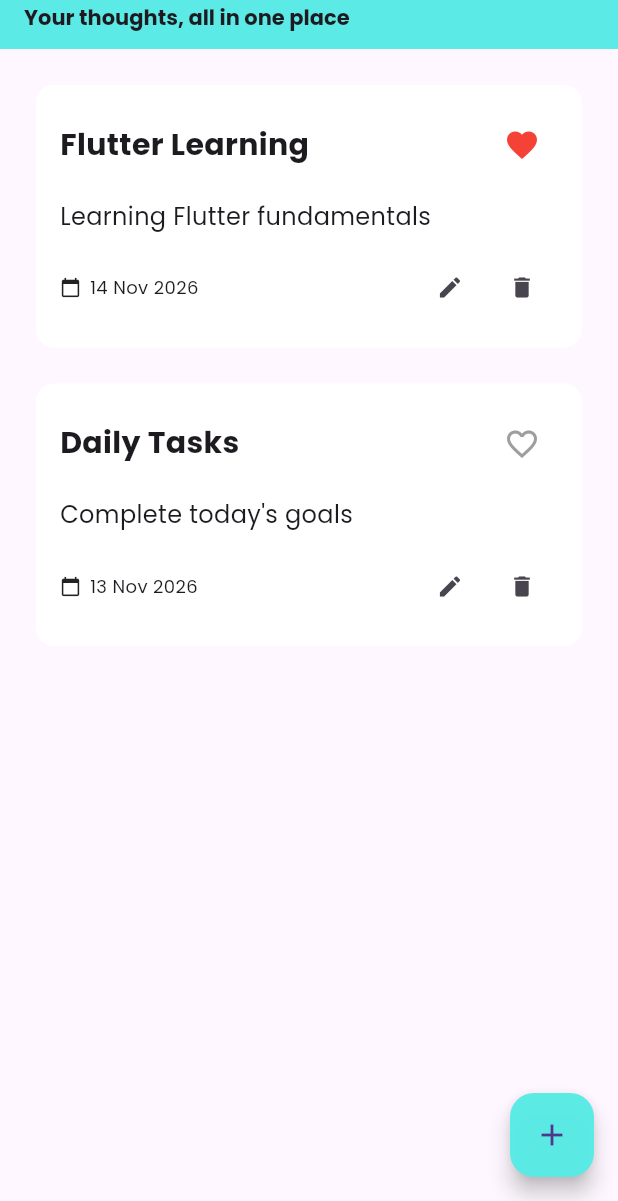
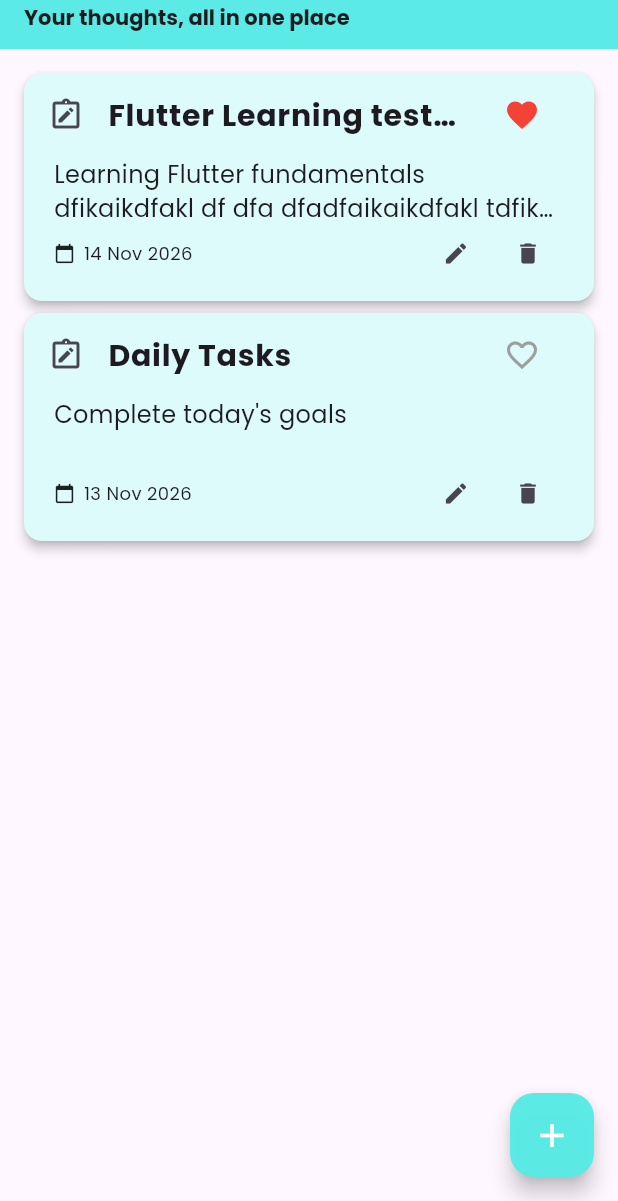
Before and after one commit to devansh-onelap/my-notes, a Flutter app: the screen it shows after launch, on a phone screen of 412 x 824 dp, the part 35-1236 px from its top. Run offline on Flutter 3.47's test engine with Material 3 defaults, Android fonts, the phone set to English and light mode, and no system bars; our stand-ins replace material_ui.

Commit message:
Added day-5 code

```diff
--- a/lib/note_card.dart
+++ b/lib/note_card.dart
@@ -20,36 +20,47 @@ class NoteCard extends StatelessWidget {
 
   @override
   Widget build(BuildContext context) {
-    return Container(
-      margin: EdgeInsets.all(12),
-      padding: EdgeInsets.all(16),
-      width: double.infinity,
-      decoration: BoxDecoration(
-        color: Colors.white,
+    return Card(
+      elevation: 3,
+      shape: RoundedRectangleBorder(
         borderRadius: BorderRadius.circular(12)
       ),
+      color: Color(0xffdcfbfa),
       child: Column(
-        crossAxisAlignment: CrossAxisAlignment.start,
-        mainAxisAlignment: MainAxisAlignment.start,
+        mainAxisSize: MainAxisSize.min,
         children: [
-          Row(
-            crossAxisAlignment: CrossAxisAlignment.center,
-            mainAxisAlignment: MainAxisAlignment.spaceBetween,
-            children: [
-              Expanded (
-                child: Text(title, style: TextStyle(fontSize: 20, fontWeight: FontWeight.bold)),
+          ListTile(
+            leading: Icon(Icons.note_alt_outlined),
+            title: Text(
+              title,
+              maxLines: 1,
+              overflow: TextOverflow.ellipsis,
+              style: TextStyle(fontSize: 20, fontWeight: FontWeight.bold),
             ),
-              IconButton(
+            trailing: IconButton(
               onPressed: onFavouriteTap,
               icon: isFavourite? Icon(Icons.favorite, color: Colors.red) :
               Icon(Icons.favorite_border, color: Colors.grey),
               iconSize: 24,
-              )
-            ],
             ),
-          SizedBox(height: 12,),
-          Text(description, style: TextStyle(fontSize: 16, fontWeight: FontWeight.normal)),
-          SizedBox(height: 12,),
+          ),
+
+          Padding(
+            padding: EdgeInsets.fromLTRB(20, 0, 20, 8),
+            child: Column(
+              mainAxisAlignment: MainAxisAlignment.start,
+              crossAxisAlignment: CrossAxisAlignment.start,
+              mainAxisSize: MainAxisSize.min,
+              children: [
+                SizedBox(
+                  height: 40,
+                  child: Text(
+                    description,
+                    maxLines: 2,
+                    overflow: TextOverflow.ellipsis,
+                    style: TextStyle(fontSize: 16),
+                  ),
+                ),
                 Row(
                   crossAxisAlignment: CrossAxisAlignment.center,
                   mainAxisAlignment: MainAxisAlignment.spaceBetween,
@@ -66,6 +77,7 @@ class NoteCard extends StatelessWidget {
                     Row(
                       crossAxisAlignment: CrossAxisAlignment.center,
                       mainAxisAlignment: MainAxisAlignment.end,
+                      mainAxisSize: MainAxisSize.min,
                       children: [
                         IconButton(
                           onPressed: () {
@@ -82,6 +94,9 @@ class NoteCard extends StatelessWidget {
                   ],
                 )
               ],
+            )
+          )
+        ],
       ),
     );
   }
--- a/lib/note_screen.dart
+++ b/lib/note_screen.dart
@@ -14,8 +14,8 @@ class _NoteScreenState extends State<NoteScreen> {
 
   List<Note> notes = [
     Note(
-      title: "Flutter Learning",
-      description: "Learning Flutter fundamentals",
+      title: "Flutter Learning test anotherdjfkdsk fldsajkf jldsjf adsjlkfdjkla test",
+      description: "Learning Flutter fundamentals dfjkajkdfakl df dfa dfadfajkajkdfakl tdfjkajkdfakl test",
       creationDate: "14 Nov 2026",
       isFavourite: true
     ),
@@ -44,21 +44,34 @@ class _NoteScreenState extends State<NoteScreen> {
           content: Column(
             mainAxisSize: MainAxisSize.min,
             crossAxisAlignment: CrossAxisAlignment.start,
-
             children: [
               Text("Title"),
+              SizedBox(height: 6,),
               TextField(
                 controller: titleController,
                 decoration: InputDecoration(
                   hintText: "Enter title here",
+                  border: OutlineInputBorder(
+                      borderSide: BorderSide(
+                        width: 2,
+                      ),
+                      borderRadius: BorderRadius.circular(10),
+                  ),
                 ),
               ),
               SizedBox(height: 24),
               Text("Description"),
+              SizedBox(height: 6,),
               TextField(
                 controller: descriptionController,
                 decoration: InputDecoration(
-                  hintText: "Enter description here"
+                  hintText: "Enter description here",
+                  border: OutlineInputBorder(
+                    borderSide: BorderSide(
+                      width: 2,
+                    ),
+                    borderRadius: BorderRadius.circular(10)
+                  )
                 ),
               ),
               SizedBox(height: 24),
@@ -70,6 +83,11 @@ class _NoteScreenState extends State<NoteScreen> {
                     onPressed: () {
                       _saveNote();
                     },
+                    style: ElevatedButton.styleFrom(
+                      backgroundColor: Color(0xfa59eae5),
+                      foregroundColor: Colors.white,
+                      textStyle: TextStyle(fontWeight: FontWeight.bold)
+                    ),
                     child: Text("Save"),
                   ),
                   SizedBox(width: 6,),
@@ -77,7 +95,7 @@ class _NoteScreenState extends State<NoteScreen> {
                     onPressed: () {
                       Navigator.pop(context);
                     },
-                    child: Text("cancel"),
+                    child: Text("Cancel"),
                   )
                 ],
               )
@@ -186,6 +204,8 @@ class _NoteScreenState extends State<NoteScreen> {
 
   @override
   Widget build(BuildContext context) {
+    final screenWidth = MediaQuery.of(context).size.width;
+
     return Scaffold(
         appBar: AppBar(
             title: Container(
@@ -215,7 +235,8 @@ class _NoteScreenState extends State<NoteScreen> {
             ),
             backgroundColor: Color(0xfa59eae5)
         ),
-        body: ListView.builder(
+        body: screenWidth < 600?
+        ListView.builder(
           itemCount: notes.length,
           padding: EdgeInsets.all(12),
           itemBuilder: (context, index) {
@@ -233,13 +254,40 @@ class _NoteScreenState extends State<NoteScreen> {
               },
             );
           },
+        ) :
+      GridView.builder(
+        itemCount: notes.length,
+        padding: EdgeInsets.all(12),
+        gridDelegate: SliverGridDelegateWithFixedCrossAxisCount(
+          crossAxisCount: 2,
+          crossAxisSpacing: 12,
+          mainAxisSpacing: 12,
+          mainAxisExtent: 160,
         ),
+        itemBuilder: (context, index) {
+          final note = notes[index];
+
+          return NoteCard(
+            title: note.title,
+            description: note.description,
+            creationDate: note.creationDate,
+            isFavourite: note.isFavourite,
+            onFavouriteTap: () {
+              onFavouriteTap(note);
+            },
+            onDeleteTap: () {
+              _showDeleteConfirmationDialog(note);
+            },
+          );
+        },
+      ),
         floatingActionButton: FloatingActionButton(
           onPressed: () {
             _showCreateNoteDialog();
           },
           backgroundColor: Color(0xfa59eae5),
-          child: Icon(Icons.add),
+          foregroundColor: Colors.white,
+          child: Icon(Icons.add, size: 26,),
         ),
     );
   }
```
Lines whose indentation alone changed are shown as unchanged.
